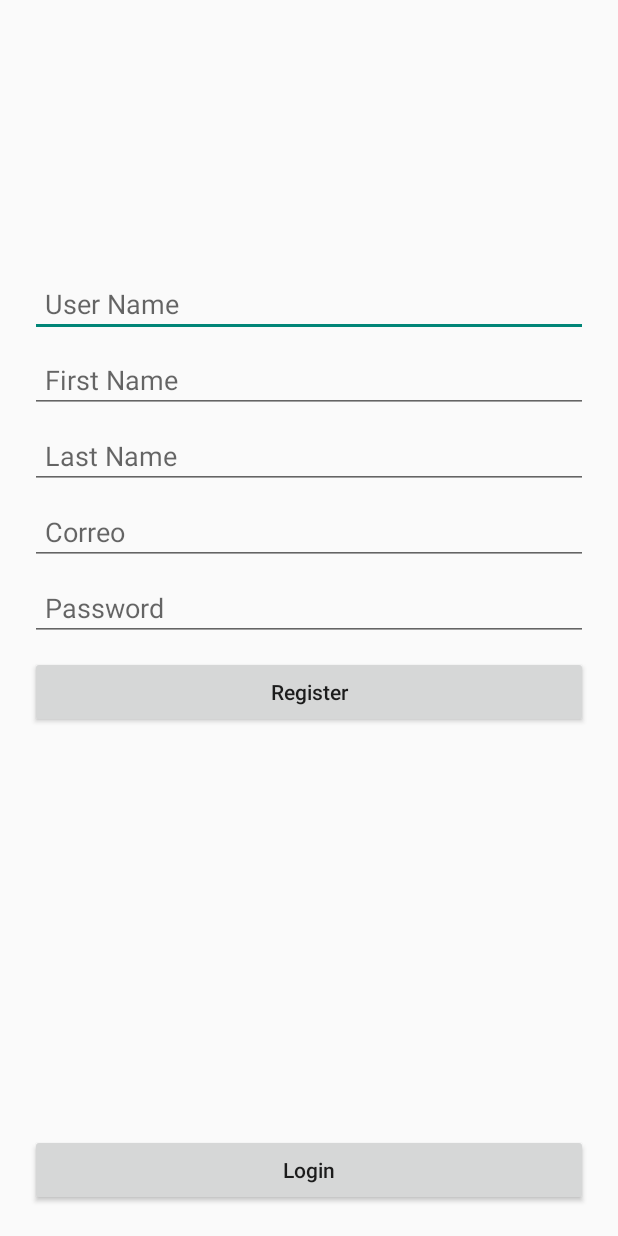
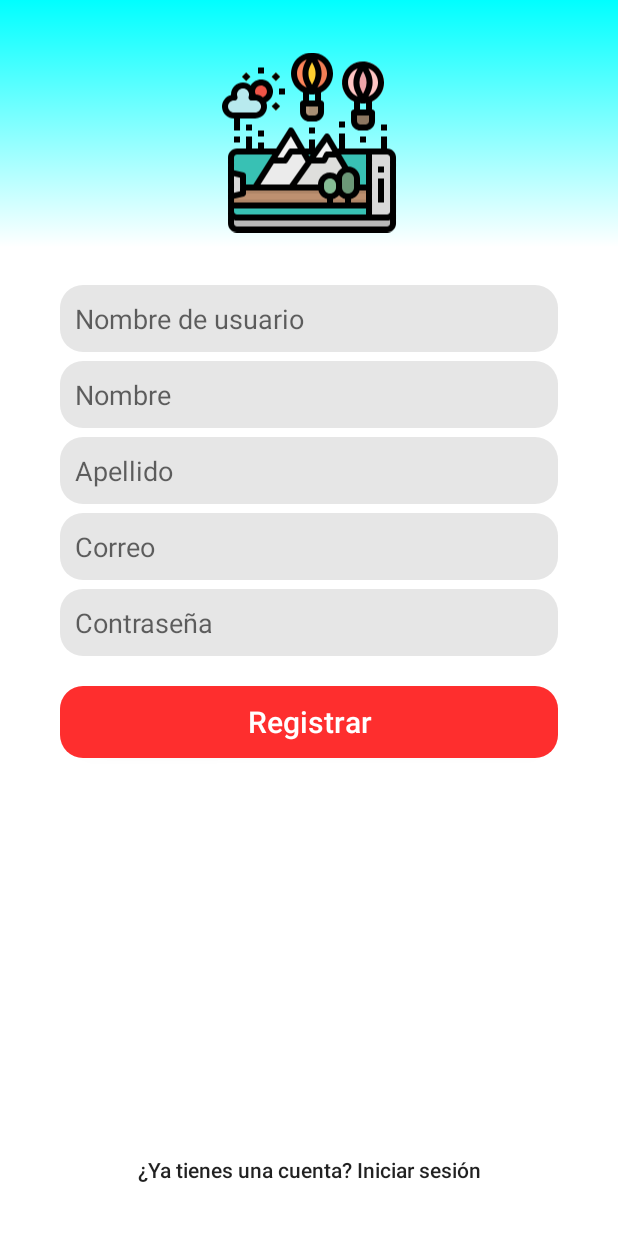
Before and after one commit to PinArt-sa-2020-i/PinArt-MA, an Android app: the RegisterActivity screen opened directly, with no data from a screen before it, on a phone screen of 412 x 824 dp. Run offline under Robolectric (Android 15) with nearby library versions, the phone set to English and light mode, and no system bars.

Commit message:
:lipstick: Update styles of login and register

```diff
--- /dev/null
+++ b/app/src/main/res/drawable/gradient_background.xml
@@ -0,0 +1,15 @@
+<?xml version="1.0" encoding="utf-8"?>
+<selector xmlns:android="http://schemas.android.com/apk/res/android">
+    <item>
+        <shape>
+            <gradient
+                android:angle="90"
+                android:startColor="@color/colorPrimary"
+                android:endColor="@color/colorAccent"
+                android:centerColor="@color/colorPrimary"
+                android:centerX="0.8"
+                android:type="linear"
+                />
+        </shape>
+    </item>
+</selector>
--- /dev/null
+++ b/app/src/main/res/drawable/rounded_button.xml
@@ -0,0 +1,10 @@
+<?xml version="1.0" encoding="utf-8"?>
+<shape xmlns:android="http://schemas.android.com/apk/res/android"
+    android:shape="rectangle" android:padding="10dp">
+    <solid android:color="#FE2E2E"/>
+    <corners
+        android:bottomRightRadius="15dp"
+        android:bottomLeftRadius="15dp"
+        android:topLeftRadius="15dp"
+        android:topRightRadius="15dp"/>
+</shape>
--- /dev/null
+++ b/app/src/main/res/drawable/rounded_edittext.xml
@@ -0,0 +1,10 @@
+<?xml version="1.0" encoding="utf-8"?>
+<shape xmlns:android="http://schemas.android.com/apk/res/android"
+    android:shape="rectangle" android:padding="10dp">
+    <solid android:color="#E6E6E6"/>
+    <corners
+        android:bottomRightRadius="15dp"
+        android:bottomLeftRadius="15dp"
+        android:topLeftRadius="15dp"
+        android:topRightRadius="15dp"/>
+</shape>
--- a/app/src/main/res/layout/activity_register.xml
+++ b/app/src/main/res/layout/activity_register.xml
@@ -4,7 +4,17 @@
     xmlns:tools="http://schemas.android.com/tools"
     android:layout_width="match_parent"
     android:layout_height="match_parent"
-    tools:context=".ui.RegisterActivity">
+    tools:context=".ui.RegisterActivity"
+    android:background="@drawable/gradient_background"
+    >
+
+    <ImageView
+        android:id="@+id/logoRegister"
+        android:layout_width="120dp"
+        android:layout_height="150dp"
+        android:layout_centerHorizontal="true"
+        android:layout_marginTop="20dp"
+        app:srcCompat="@drawable/ic_pinart" />
 
     <EditText
         android:id="@+id/usernameRegister"
@@ -12,12 +22,14 @@
         android:layout_height="wrap_content"
         android:layout_centerHorizontal="true"
 
-        android:layout_marginTop="180dp"
+        android:layout_marginTop="20dp"
         android:padding="10dp"
-        android:layout_marginLeft="20dp"
-        android:layout_marginRight="20dp"
+        android:layout_marginLeft="40dp"
+        android:layout_marginRight="40dp"
+        android:background="@drawable/rounded_edittext"
 
-        android:hint="User Name"
+        android:hint="Nombre de usuario"
+        android:layout_below="@+id/logoRegister"
         />
 
     <EditText
@@ -26,12 +38,12 @@
         android:layout_width="match_parent"
         android:layout_height="wrap_content"
         android:padding="10dp"
-        android:layout_marginLeft="20dp"
-        android:layout_marginRight="20dp"
+        android:layout_marginLeft="40dp"
+        android:layout_marginRight="40dp"
         android:layout_marginTop="6dp"
-        android:hint="First Name"
+        android:hint="Nombre"
         android:layout_below="@+id/usernameRegister"
-
+        android:background="@drawable/rounded_edittext"
         />
 
     <EditText
@@ -40,11 +52,12 @@
         android:layout_width="match_parent"
         android:layout_height="wrap_content"
         android:padding="10dp"
-        android:layout_marginLeft="20dp"
-        android:layout_marginRight="20dp"
+        android:layout_marginLeft="40dp"
+        android:layout_marginRight="40dp"
         android:layout_marginTop="6dp"
-        android:hint="Last Name"
+        android:hint="Apellido"
         android:layout_below="@+id/firstNameRegister"
+        android:background="@drawable/rounded_edittext"
         />
 
     <EditText
@@ -53,12 +66,13 @@
         android:layout_width="match_parent"
         android:layout_height="wrap_content"
         android:padding="10dp"
-        android:layout_marginLeft="20dp"
-        android:layout_marginRight="20dp"
+        android:layout_marginLeft="40dp"
+        android:layout_marginRight="40dp"
         android:layout_marginTop="6dp"
         android:hint="Correo"
         android:inputType="textEmailAddress"
         android:layout_below="@+id/lastNameRegister"
+        android:background="@drawable/rounded_edittext"
         />
 
     <EditText
@@ -67,37 +81,41 @@
         android:layout_width="match_parent"
         android:layout_height="wrap_content"
         android:padding="10dp"
-        android:layout_marginLeft="20dp"
-        android:layout_marginRight="20dp"
+        android:layout_marginLeft="40dp"
+        android:layout_marginRight="40dp"
         android:layout_marginTop="6dp"
 
         android:inputType="textPassword"
-        android:hint="Password"
+        android:hint="Contraseña"
         android:layout_below="@+id/correoRegister"
+        android:background="@drawable/rounded_edittext"
         />
 
 
     <Button
         android:id="@+id/buttonRegisterRegister"
 
-        android:text="Register"
+        android:text="Registrar"
         android:textAllCaps="false"
 
         android:layout_width="match_parent"
         android:layout_height="wrap_content"
         android:padding="10dp"
-        android:layout_marginLeft="20dp"
-        android:layout_marginRight="20dp"
-        android:layout_marginTop="10dp"
+        android:layout_marginLeft="40dp"
+        android:layout_marginRight="40dp"
+        android:layout_marginTop="20dp"
+        android:textSize="20sp"
+        android:textColor="#fff"
 
         android:layout_below="@+id/passwordRegister"
+        android:background="@drawable/rounded_button"
         />
 
 
     <Button
         android:id="@+id/buttonLoginRegister"
 
-        android:text="Login"
+        android:text="¿Ya tienes una cuenta? Iniciar sesión"
         android:textAllCaps="false"
 
         android:layout_width="match_parent"
@@ -109,7 +127,7 @@
         android:layout_marginBottom="20dp"
 
         android:layout_alignParentBottom="true"
-
+        android:background="@android:color/transparent"
         />
 
 </RelativeLayout>
--- a/app/src/main/res/values/colors.xml
+++ b/app/src/main/res/values/colors.xml
@@ -1,6 +1,7 @@
 <?xml version="1.0" encoding="utf-8"?>
 <resources>
     <color name="colorPrimary">#FFFFFF</color>
-    <color name="colorPrimaryDark">#00FFFF</color>
-    <color name="colorAccent">#03DAC5</color>
+    <color name="colorSecondary">#000000</color>
+    <color name="colorPrimaryDark">#03DAC5</color>
+    <color name="colorAccent">#00FFFF</color>
 </resources>
--- a/app/src/main/res/values/strings.xml
+++ b/app/src/main/res/values/strings.xml
@@ -3,4 +3,5 @@
 
     <!-- TODO: Remove or change this placeholder text -->
     <string name="hello_blank_fragment">Hello blank fragment</string>
+    <string name="bienvenido">Te damos la bienvenida</string>
 </resources>
```
Also changed, not shown: app/src/main/res/layout/activity_login.xml (+45 -19 lines).
